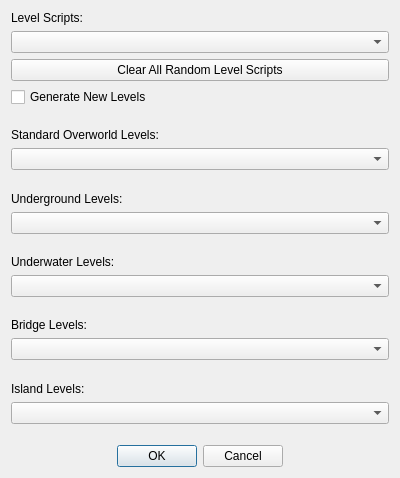
Above: SMB1/SMB1_Compliance_To_SMB1/Configure_Level_Form.ui from Coolcord/Level-Headed before the change. Below: the same form after it.
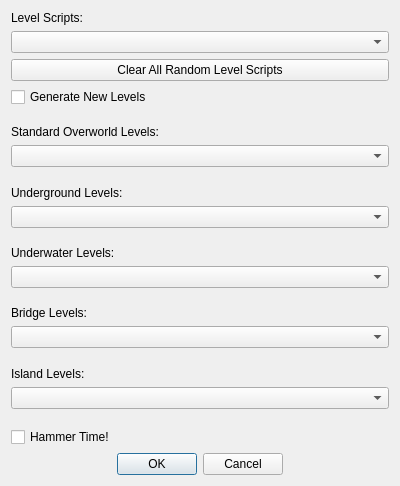
That is the form after the change.

Diff of the .ui file:
```diff
--- a/SMB1/SMB1_Compliance_To_SMB1/Configure_Level_Form.ui
+++ b/SMB1/SMB1_Compliance_To_SMB1/Configure_Level_Form.ui
@@ -7,7 +7,7 @@
     <x>0</x>
     <y>0</y>
     <width>400</width>
-    <height>478</height>
+    <height>486</height>
    </rect>
   </property>
   <property name="windowTitle">
@@ -190,6 +190,13 @@
      </property>
     </spacer>
    </item>
+   <item>
+    <widget class="QCheckBox" name="cbHammerTime">
+     <property name="text">
+      <string>Hammer Time!</string>
+     </property>
+    </widget>
+   </item>
    <item>
     <widget class="QDialogButtonBox" name="buttonBox">
      <property name="standardButtons">
```
